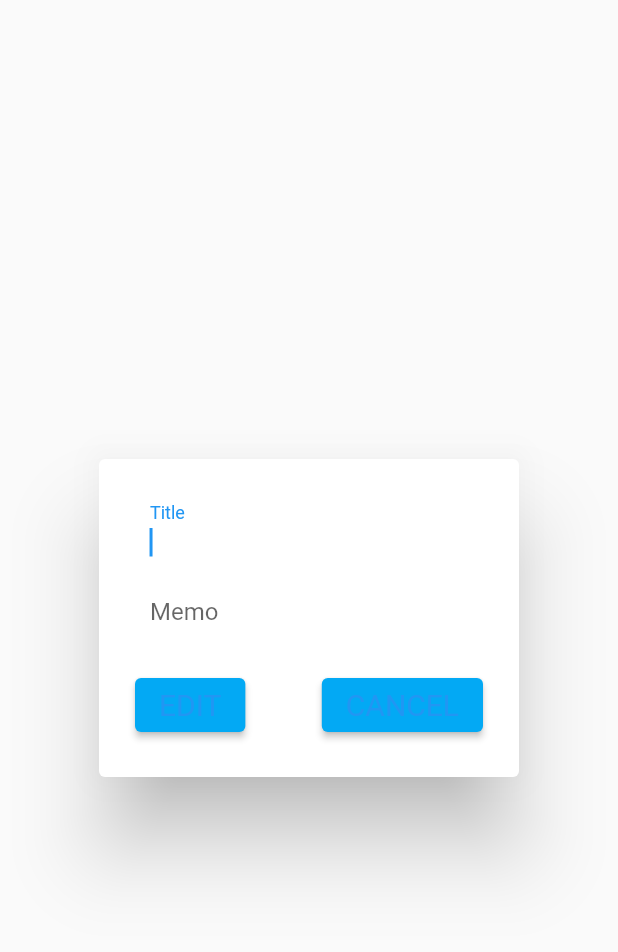
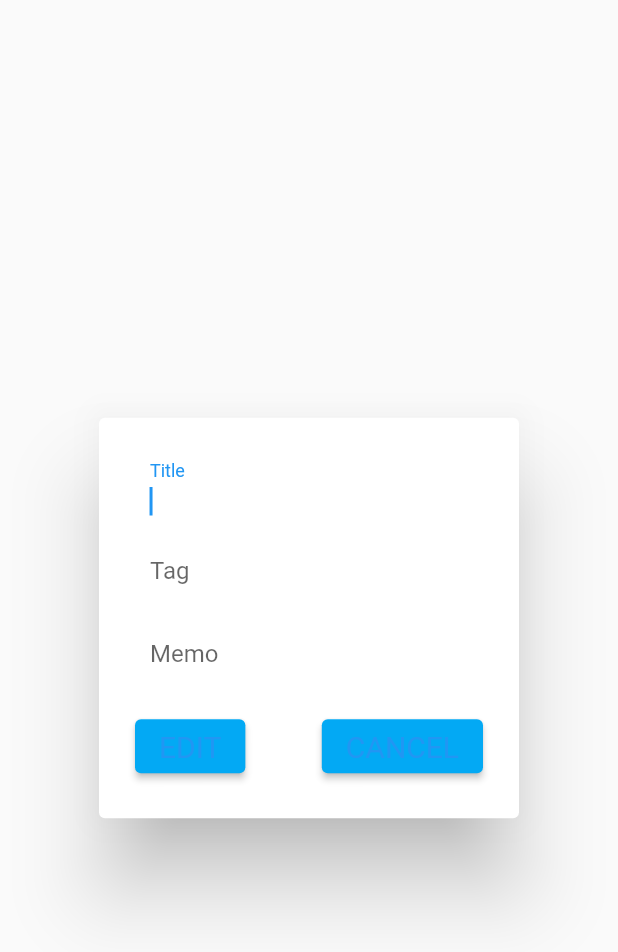
Before and after one commit to chukeblo/TaskManagementApp, a Flutter app: what withDependencies() shows on an empty page, opened directly with empty values, on a phone screen of 412 x 824 dp. Shown: the top 952 px of the screen. Run offline on Flutter 3.47's test engine with Material 2 defaults, Android fonts, the phone set to English and light mode, and no system bars; our stand-ins replace sqflite; accounts and stored records are empty.

Commit message:
add tagcontroller in todo add/edit dialog models and fix bug in data synchronization

```diff
--- a/task_management_app/lib/models/widgets/dialogs/todo/todo_add_dialog_model.dart
+++ b/task_management_app/lib/models/widgets/dialogs/todo/todo_add_dialog_model.dart
@@ -8,17 +8,20 @@ class TodoAddDialogModel extends ChangeNotifier {
     required this.todoProvider,
   }) {
     titleController.text = "";
+    tagController.text = "";
     memoController.text = "";
   }
 
   final TodoProvider todoProvider;
   final titleController = TextEditingController();
+  final tagController = TextEditingController();
   final memoController = TextEditingController();
 
   void addTodo() {
     final todo = TodoItemData(
       id: todoProvider.todoList.length,
       title: titleController.text,
+      tag: tagController.text,
       isCompleted: TodoItemData.intFalse,
       createdAt: DateTime.now().toIso8601String(),
       memo: memoController.text,
--- a/task_management_app/lib/models/widgets/dialogs/todo/todo_edit_dialog_model.dart
+++ b/task_management_app/lib/models/widgets/dialogs/todo/todo_edit_dialog_model.dart
@@ -7,14 +7,17 @@ class TodoEditDialogModel extends ChangeNotifier {
   TodoEditDialogModel({
     required this.todoProvider,
     required String title,
+    String tag = "",
     String memo = "",
   }) {
     titleController.text = title;
+    tagController.text = tag;
     memoController.text = memo;
   }
 
   final TodoProvider todoProvider;
   final titleController = TextEditingController();
+  final tagController = TextEditingController();
   final memoController = TextEditingController();
 
   void editTodo(TodoItemData editingTodo) {
--- a/task_management_app/lib/utilities/constants/database_constants.dart
+++ b/task_management_app/lib/utilities/constants/database_constants.dart
@@ -1,5 +1,5 @@
 class DatabaseConstants {
-  static const String databaseFileName = "dummy_database_10.db";
+  static const String databaseFileName = "dummy_database_12.db";
 
   static const String tableTodo = "todo";
 
--- a/task_management_app/lib/views/pages/task_management_home_page.dart
+++ b/task_management_app/lib/views/pages/task_management_home_page.dart
@@ -25,9 +25,6 @@ class TaskManagementHomePage extends StatelessWidget {
   final String userId;
   @override
   Widget build(BuildContext context) {
-    final model =
-        Provider.of<TaskManagementHomePageModel>(context, listen: false);
-    final todos = model.todoList;
     return Scaffold(
       appBar: AppBar(
         title: const Center(
--- a/task_management_app/lib/views/widgets/dialogs/todo_edit_dialog.dart
+++ b/task_management_app/lib/views/widgets/dialogs/todo_edit_dialog.dart
@@ -16,12 +16,14 @@ class TodoEditDialog extends StatelessWidget {
     required BuildContext context,
     required TodoItemData editingTodo,
     required String title,
+    String tag = "",
     String memo = "",
   }) {
     return ChangeNotifierProvider(
       create: (_context) => TodoEditDialogModel(
         todoProvider: Provider.of<TodoProvider>(context, listen: false),
         title: title,
+        tag: tag,
         memo: memo,
       ),
       child: TodoEditDialog._(editingTodo: editingTodo),
@@ -43,6 +45,17 @@ class TodoEditDialog extends StatelessWidget {
                 controller: model.titleController,
                 decoration: const InputDecoration(
                   labelText: "Title",
+                  contentPadding: EdgeInsets.all(10.0),
+                  border: InputBorder.none,
+                ),
+              ),
+              TextFormField(
+                keyboardType: TextInputType.multiline,
+                maxLines: null,
+                autofocus: true,
+                controller: model.titleController,
+                decoration: const InputDecoration(
+                  labelText: "Tag",
                   contentPadding: EdgeInsets.all(10.0),
                   border: InputBorder.none,
                 ),
```
Also changed, not shown: task_management_app/lib/views/pages/todo_page.dart (+10 -4 lines), task_management_app/lib/views/widgets/dialogs/todo_add_dialog.dart (+12 -1 lines).
